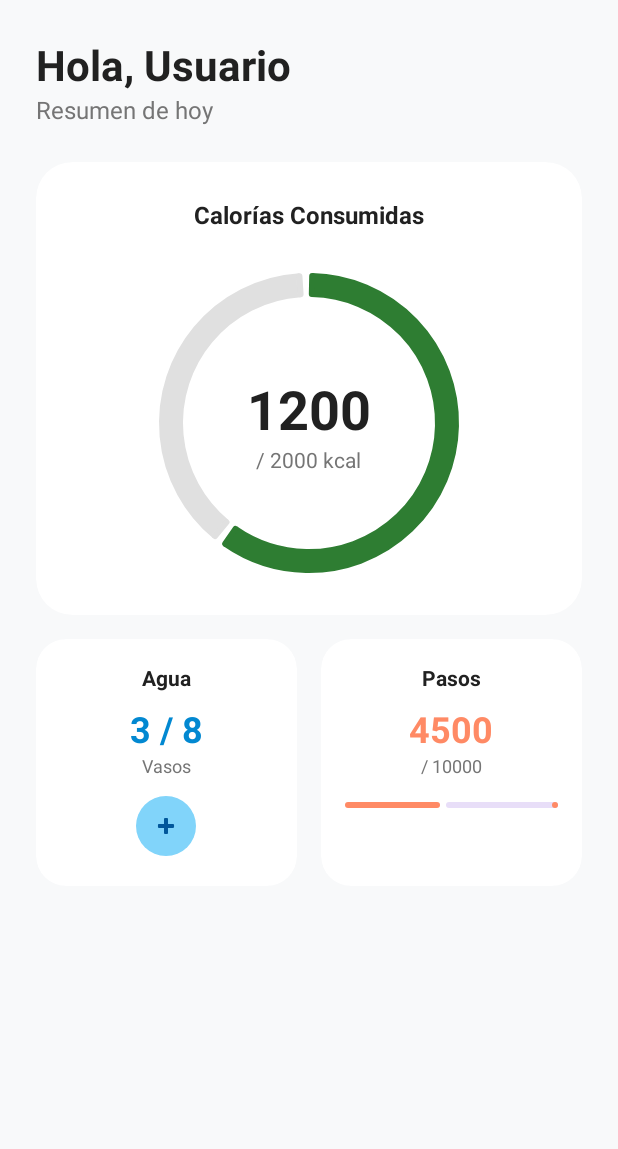
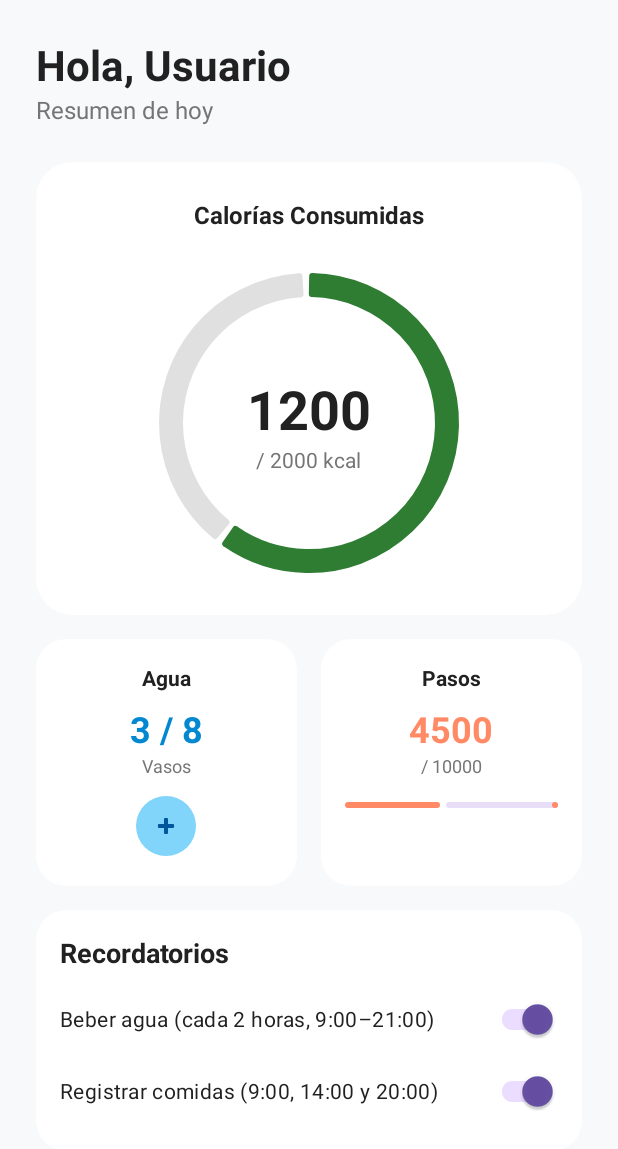
Before and after one commit to pandekechu/nutrivi, an Android app: the fragment DashboardFragment shown on its own in the app's theme, on a phone screen of 412 x 824 dp. Shown: the top 1149 px of the screen. Run offline under Robolectric (Android 15) with nearby library versions, the phone set to English and light mode, and no system bars.

Commit message:
se hicieron cambio para que la aplicacion pueda hacer recordatorios al usuario

```diff
--- a/app/src/main/java/cl/ipvg/nutrivi/DashboardFragment.java
+++ b/app/src/main/java/cl/ipvg/nutrivi/DashboardFragment.java
@@ -21,6 +21,7 @@ import androidx.fragment.app.Fragment;
 import com.google.android.material.button.MaterialButton;
 import com.google.android.material.progressindicator.CircularProgressIndicator;
 import com.google.android.material.progressindicator.LinearProgressIndicator;
+import com.google.android.material.switchmaterial.SwitchMaterial;
 
 public class DashboardFragment extends Fragment {
 
@@ -29,6 +30,8 @@ public class DashboardFragment extends Fragment {
 
     private TextView tvWaterCount;
     private MaterialButton btnAddWater;
+
+    private SwitchMaterial switchWaterReminder, switchMealReminder;
 
     private TextView tvStepsCount, tvStepsGoal;
     private LinearProgressIndicator progressSteps;
@@ -88,6 +91,8 @@ public class DashboardFragment extends Fragment {
 
         tvWaterCount = view.findViewById(R.id.tv_water_count);
         btnAddWater = view.findViewById(R.id.btn_add_water);
+        switchWaterReminder = view.findViewById(R.id.switch_water_reminder);
+        switchMealReminder = view.findViewById(R.id.switch_meal_reminder);
 
         tvStepsCount = view.findViewById(R.id.tv_steps_count);
         tvStepsGoal = view.findViewById(R.id.tv_steps_goal);
@@ -95,6 +100,16 @@ public class DashboardFragment extends Fragment {
     }
 
     private void configurarEventos() {
+        switchWaterReminder.setChecked(ReminderScheduler.isWaterEnabled(requireContext()));
+        switchWaterReminder.setOnCheckedChangeListener((button, enabled) -> {
+            ReminderScheduler.setWaterEnabled(requireContext(), enabled);
+        });
+
+        switchMealReminder.setChecked(ReminderScheduler.areMealsEnabled(requireContext()));
+        switchMealReminder.setOnCheckedChangeListener((button, enabled) -> {
+            ReminderScheduler.setMealsEnabled(requireContext(), enabled);
+        });
+
         btnAddWater.setOnClickListener(v -> {
             if (vasosAgua < metaAgua) {
                 vasosAgua++;
--- a/app/src/main/java/cl/ipvg/nutrivi/ReminderScheduler.java
+++ b/app/src/main/java/cl/ipvg/nutrivi/ReminderScheduler.java
@@ -119,7 +119,7 @@ public final class ReminderScheduler {
     private static void schedule(Context context, String action, int requestCode, long triggerAt, Intent extras) {
         AlarmManager alarmManager = (AlarmManager) context.getSystemService(Context.ALARM_SERVICE);
         if (alarmManager == null) {
-            return;
+            throw new IllegalStateException("El servicio de alarmas no está disponible");
         }
 
         PendingIntent pendingIntent = pendingIntent(context, action, requestCode, extras);
--- a/app/src/main/res/layout/dashboardfragment.xml
+++ b/app/src/main/res/layout/dashboardfragment.xml
@@ -223,5 +223,45 @@
             </com.google.android.material.card.MaterialCardView>
 
         </LinearLayout>
+
+        <com.google.android.material.card.MaterialCardView
+            android:layout_width="match_parent"
+            android:layout_height="wrap_content"
+            android:layout_marginTop="16dp"
+            app:cardBackgroundColor="@color/surface_white"
+            app:cardCornerRadius="20dp"
+            app:cardElevation="0dp"
+            app:strokeWidth="0dp">
+
+            <LinearLayout
+                android:layout_width="match_parent"
+                android:layout_height="wrap_content"
+                android:orientation="vertical"
+                android:padding="16dp">
+
+                <TextView
+                    android:layout_width="wrap_content"
+                    android:layout_height="wrap_content"
+                    android:text="Recordatorios"
+                    android:textColor="@color/text_primary"
+                    android:textSize="18sp"
+                    android:textStyle="bold" />
+
+                <com.google.android.material.switchmaterial.SwitchMaterial
+                    android:id="@+id/switch_water_reminder"
+                    android:layout_width="match_parent"
+                    android:layout_height="wrap_content"
+                    android:layout_marginTop="8dp"
+                    android:text="Beber agua (cada 2 horas, 9:00–21:00)"
+                    android:textColor="@color/text_primary" />
+
+                <com.google.android.material.switchmaterial.SwitchMaterial
+                    android:id="@+id/switch_meal_reminder"
+                    android:layout_width="match_parent"
+                    android:layout_height="wrap_content"
+                    android:text="Registrar comidas (9:00, 14:00 y 20:00)"
+                    android:textColor="@color/text_primary" />
+            </LinearLayout>
+        </com.google.android.material.card.MaterialCardView>
     </LinearLayout>
 </androidx.core.widget.NestedScrollView>
```
Also changed, not shown: app/src/main/AndroidManifest.xml (+24 -7 lines), app/src/main/java/cl/ipvg/nutrivi/MainActivity.java (+34 -9 lines), app/src/main/java/cl/ipvg/nutrivi/ReminderReceiver.java (+6 -12 lines), app/src/main/res/layout/activity_login.xml (+4 -4 lines).
